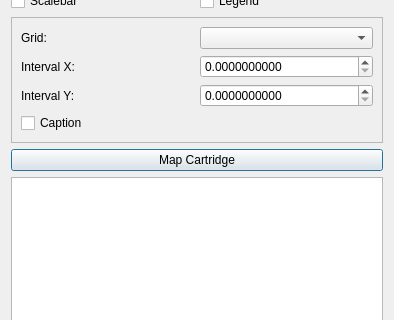
First picture: the form in vbsprint/ui/printdialog.ui, repository kadas-albireo/kadas-print-plugin, before the edit; both pictures show x 0 to 394 and y 133 to 453 of the 394 by 670 pixel window.
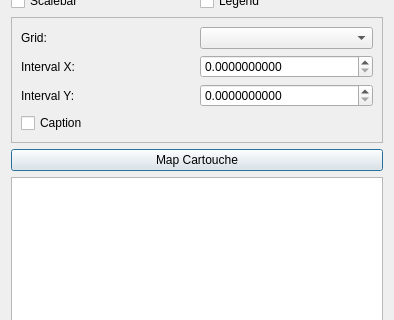
Second picture: the form after the edit. Icons and pictures are not drawn.

Patch:
```diff
--- a/vbsprint/ui/printdialog.ui
+++ b/vbsprint/ui/printdialog.ui
@@ -188,7 +188,7 @@
    <item>
     <widget class="QPushButton" name="caseButton">
      <property name="text">
-      <string>Map Cartridge</string>
+      <string>Map Cartouche</string>
      </property>
     </widget>
    </item>
```
